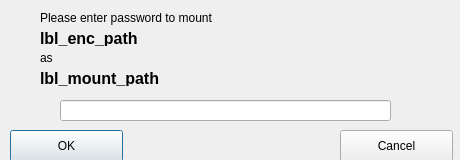
Old version of the form encfsgui_password.ui in the repository corelan/pyencfsgui.
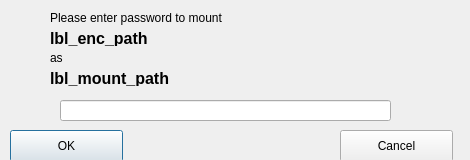
New version of the form. Icons and pictures are not drawn.

Diff of the .ui file:
```diff
--- a/encfsgui_password.ui
+++ b/encfsgui_password.ui
@@ -9,7 +9,7 @@
    <rect>
     <x>0</x>
     <y>0</y>
-    <width>460</width>
+    <width>470</width>
     <height>160</height>
    </rect>
   </property>
@@ -21,7 +21,7 @@
   </property>
   <property name="minimumSize">
    <size>
-    <width>460</width>
+    <width>470</width>
     <height>160</height>
    </size>
   </property>
@@ -43,7 +43,7 @@
   <widget class="QLabel" name="lbl_line1">
    <property name="geometry">
     <rect>
-     <x>40</x>
+     <x>50</x>
      <y>10</y>
      <width>221</width>
      <height>16</height>
@@ -56,7 +56,7 @@
   <widget class="QLabel" name="lbl_enc_path">
    <property name="geometry">
     <rect>
-     <x>40</x>
+     <x>50</x>
      <y>30</y>
      <width>411</width>
      <height>16</height>
@@ -76,7 +76,7 @@
   <widget class="QLabel" name="lbl_line2">
    <property name="geometry">
     <rect>
-     <x>40</x>
+     <x>50</x>
      <y>50</y>
      <width>221</width>
      <height>16</height>
@@ -89,7 +89,7 @@
   <widget class="QLabel" name="lbl_mount_path">
    <property name="geometry">
     <rect>
-     <x>40</x>
+     <x>50</x>
      <y>70</y>
      <width>411</width>
      <height>16</height>
@@ -148,7 +148,7 @@
   <widget class="QLabel" name="lbl_image">
    <property name="geometry">
     <rect>
-     <x>0</x>
+     <x>10</x>
      <y>10</y>
      <width>32</width>
      <height>32</height>
```
Left out of the diff: 2 changed lines with no effect on the pictures.
